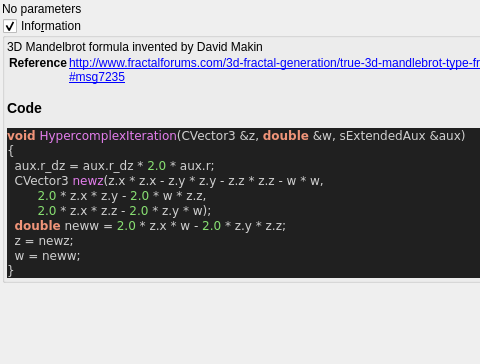
buddhi1980/mandelbulber2, file mandelbulber2/qt_data/fractal_hypercomplex.ui: the form before one commit; both pictures show x 0 to 480 and y 0 to 364 of the 581 by 742 pixel window.
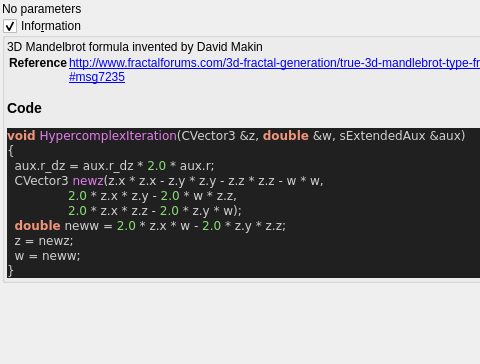
The form after the commit. Custom widgets are drawn as their Qt base class.

```diff
--- a/mandelbulber2/qt_data/fractal_hypercomplex.ui
+++ b/mandelbulber2/qt_data/fractal_hypercomplex.ui
@@ -81,8 +81,8 @@
 &lt;span style=&quot;color:#d0d0d0&quot;&gt;{&lt;/span&gt;
   aux&lt;span style=&quot;color:#d0d0d0&quot;&gt;.&lt;/span&gt;r_dz &lt;span style=&quot;color:#d0d0d0&quot;&gt;=&lt;/span&gt; aux&lt;span style=&quot;color:#d0d0d0&quot;&gt;.&lt;/span&gt;r_dz &lt;span style=&quot;color:#d0d0d0&quot;&gt;*&lt;/span&gt; &lt;span style=&quot;color:#87df71&quot;&gt;2.0&lt;/span&gt; &lt;span style=&quot;color:#d0d0d0&quot;&gt;*&lt;/span&gt; aux&lt;span style=&quot;color:#d0d0d0&quot;&gt;.&lt;/span&gt;r&lt;span style=&quot;color:#d0d0d0&quot;&gt;;&lt;/span&gt;
   CVector3 &lt;span style=&quot;color:#e47eed&quot;&gt;newz&lt;/span&gt;&lt;span style=&quot;color:#d0d0d0&quot;&gt;(&lt;/span&gt;z&lt;span style=&quot;color:#d0d0d0&quot;&gt;.&lt;/span&gt;x &lt;span style=&quot;color:#d0d0d0&quot;&gt;*&lt;/span&gt; z&lt;span style=&quot;color:#d0d0d0&quot;&gt;.&lt;/span&gt;x &lt;span style=&quot;color:#d0d0d0&quot;&gt;-&lt;/span&gt; z&lt;span style=&quot;color:#d0d0d0&quot;&gt;.&lt;/span&gt;y &lt;span style=&quot;color:#d0d0d0&quot;&gt;*&lt;/span&gt; z&lt;span style=&quot;color:#d0d0d0&quot;&gt;.&lt;/span&gt;y &lt;span style=&quot;color:#d0d0d0&quot;&gt;-&lt;/span&gt; z&lt;span style=&quot;color:#d0d0d0&quot;&gt;.&lt;/span&gt;z &lt;span style=&quot;color:#d0d0d0&quot;&gt;*&lt;/span&gt; z&lt;span style=&quot;color:#d0d0d0&quot;&gt;.&lt;/span&gt;z &lt;span style=&quot;color:#d0d0d0&quot;&gt;-&lt;/span&gt; w &lt;span style=&quot;color:#d0d0d0&quot;&gt;*&lt;/span&gt; w&lt;span style=&quot;color:#d0d0d0&quot;&gt;,&lt;/span&gt;
-        &lt;span style=&quot;color:#87df71&quot;&gt;2.0&lt;/span&gt; &lt;span style=&quot;color:#d0d0d0&quot;&gt;*&lt;/span&gt; z&lt;span style=&quot;color:#d0d0d0&quot;&gt;.&lt;/span&gt;x &lt;span style=&quot;color:#d0d0d0&quot;&gt;*&lt;/span&gt; z&lt;span style=&quot;color:#d0d0d0&quot;&gt;.&lt;/span&gt;y &lt;span style=&quot;color:#d0d0d0&quot;&gt;-&lt;/span&gt; &lt;span style=&quot;color:#87df71&quot;&gt;2.0&lt;/span&gt; &lt;span style=&quot;color:#d0d0d0&quot;&gt;*&lt;/span&gt; w &lt;span style=&quot;color:#d0d0d0&quot;&gt;*&lt;/span&gt; z&lt;span style=&quot;color:#d0d0d0&quot;&gt;.&lt;/span&gt;z&lt;span style=&quot;color:#d0d0d0&quot;&gt;,&lt;/span&gt;
-        &lt;span style=&quot;color:#87df71&quot;&gt;2.0&lt;/span&gt; &lt;span style=&quot;color:#d0d0d0&quot;&gt;*&lt;/span&gt; z&lt;span style=&quot;color:#d0d0d0&quot;&gt;.&lt;/span&gt;x &lt;span style=&quot;color:#d0d0d0&quot;&gt;*&lt;/span&gt; z&lt;span style=&quot;color:#d0d0d0&quot;&gt;.&lt;/span&gt;z &lt;span style=&quot;color:#d0d0d0&quot;&gt;-&lt;/span&gt; &lt;span style=&quot;color:#87df71&quot;&gt;2.0&lt;/span&gt; &lt;span style=&quot;color:#d0d0d0&quot;&gt;*&lt;/span&gt; z&lt;span style=&quot;color:#d0d0d0&quot;&gt;.&lt;/span&gt;y &lt;span style=&quot;color:#d0d0d0&quot;&gt;*&lt;/span&gt; w&lt;span style=&quot;color:#d0d0d0&quot;&gt;);&lt;/span&gt;
+                &lt;span style=&quot;color:#87df71&quot;&gt;2.0&lt;/span&gt; &lt;span style=&quot;color:#d0d0d0&quot;&gt;*&lt;/span&gt; z&lt;span style=&quot;color:#d0d0d0&quot;&gt;.&lt;/span&gt;x &lt;span style=&quot;color:#d0d0d0&quot;&gt;*&lt;/span&gt; z&lt;span style=&quot;color:#d0d0d0&quot;&gt;.&lt;/span&gt;y &lt;span style=&quot;color:#d0d0d0&quot;&gt;-&lt;/span&gt; &lt;span style=&quot;color:#87df71&quot;&gt;2.0&lt;/span&gt; &lt;span style=&quot;color:#d0d0d0&quot;&gt;*&lt;/span&gt; w &lt;span style=&quot;color:#d0d0d0&quot;&gt;*&lt;/span&gt; z&lt;span style=&quot;color:#d0d0d0&quot;&gt;.&lt;/span&gt;z&lt;span style=&quot;color:#d0d0d0&quot;&gt;,&lt;/span&gt;
+                &lt;span style=&quot;color:#87df71&quot;&gt;2.0&lt;/span&gt; &lt;span style=&quot;color:#d0d0d0&quot;&gt;*&lt;/span&gt; z&lt;span style=&quot;color:#d0d0d0&quot;&gt;.&lt;/span&gt;x &lt;span style=&quot;color:#d0d0d0&quot;&gt;*&lt;/span&gt; z&lt;span style=&quot;color:#d0d0d0&quot;&gt;.&lt;/span&gt;z &lt;span style=&quot;color:#d0d0d0&quot;&gt;-&lt;/span&gt; &lt;span style=&quot;color:#87df71&quot;&gt;2.0&lt;/span&gt; &lt;span style=&quot;color:#d0d0d0&quot;&gt;*&lt;/span&gt; z&lt;span style=&quot;color:#d0d0d0&quot;&gt;.&lt;/span&gt;y &lt;span style=&quot;color:#d0d0d0&quot;&gt;*&lt;/span&gt; w&lt;span style=&quot;color:#d0d0d0&quot;&gt;);&lt;/span&gt;
   &lt;span style=&quot;color:#f09479; font-weight:bold&quot;&gt;double&lt;/span&gt; neww &lt;span style=&quot;color:#d0d0d0&quot;&gt;=&lt;/span&gt; &lt;span style=&quot;color:#87df71&quot;&gt;2.0&lt;/span&gt; &lt;span style=&quot;color:#d0d0d0&quot;&gt;*&lt;/span&gt; z&lt;span style=&quot;color:#d0d0d0&quot;&gt;.&lt;/span&gt;x &lt;span style=&quot;color:#d0d0d0&quot;&gt;*&lt;/span&gt; w &lt;span style=&quot;color:#d0d0d0&quot;&gt;-&lt;/span&gt; &lt;span style=&quot;color:#87df71&quot;&gt;2.0&lt;/span&gt; &lt;span style=&quot;color:#d0d0d0&quot;&gt;*&lt;/span&gt; z&lt;span style=&quot;color:#d0d0d0&quot;&gt;.&lt;/span&gt;y &lt;span style=&quot;color:#d0d0d0&quot;&gt;*&lt;/span&gt; z&lt;span style=&quot;color:#d0d0d0&quot;&gt;.&lt;/span&gt;z&lt;span style=&quot;color:#d0d0d0&quot;&gt;;&lt;/span&gt;
   z &lt;span style=&quot;color:#d0d0d0&quot;&gt;=&lt;/span&gt; newz&lt;span style=&quot;color:#d0d0d0&quot;&gt;;&lt;/span&gt;
   w &lt;span style=&quot;color:#d0d0d0&quot;&gt;=&lt;/span&gt; neww&lt;span style=&quot;color:#d0d0d0&quot;&gt;;&lt;/span&gt;
```
